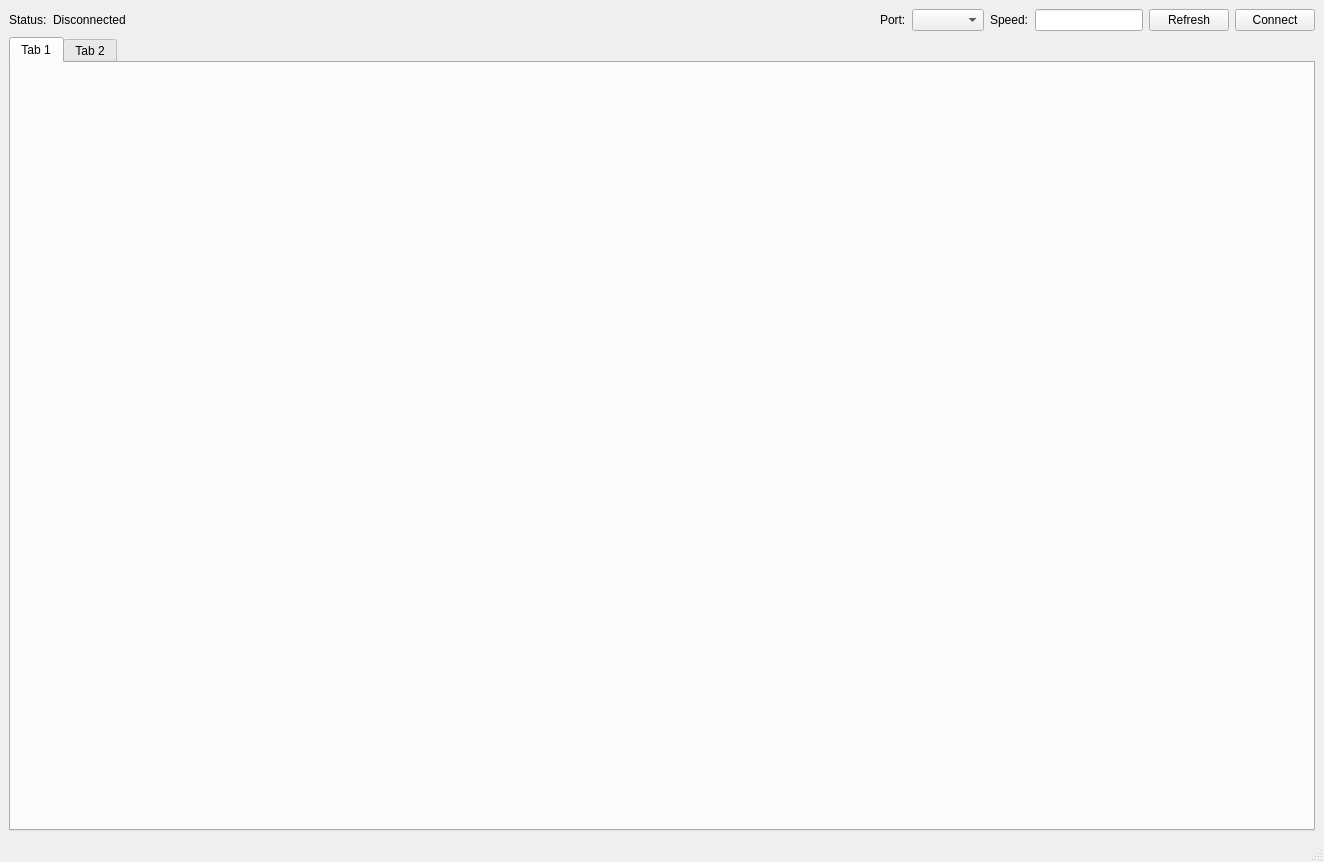
Before: the Qt Designer form Setter/setter/mainwindow.ui in baev-al/FPV, drawn with Qt 5.
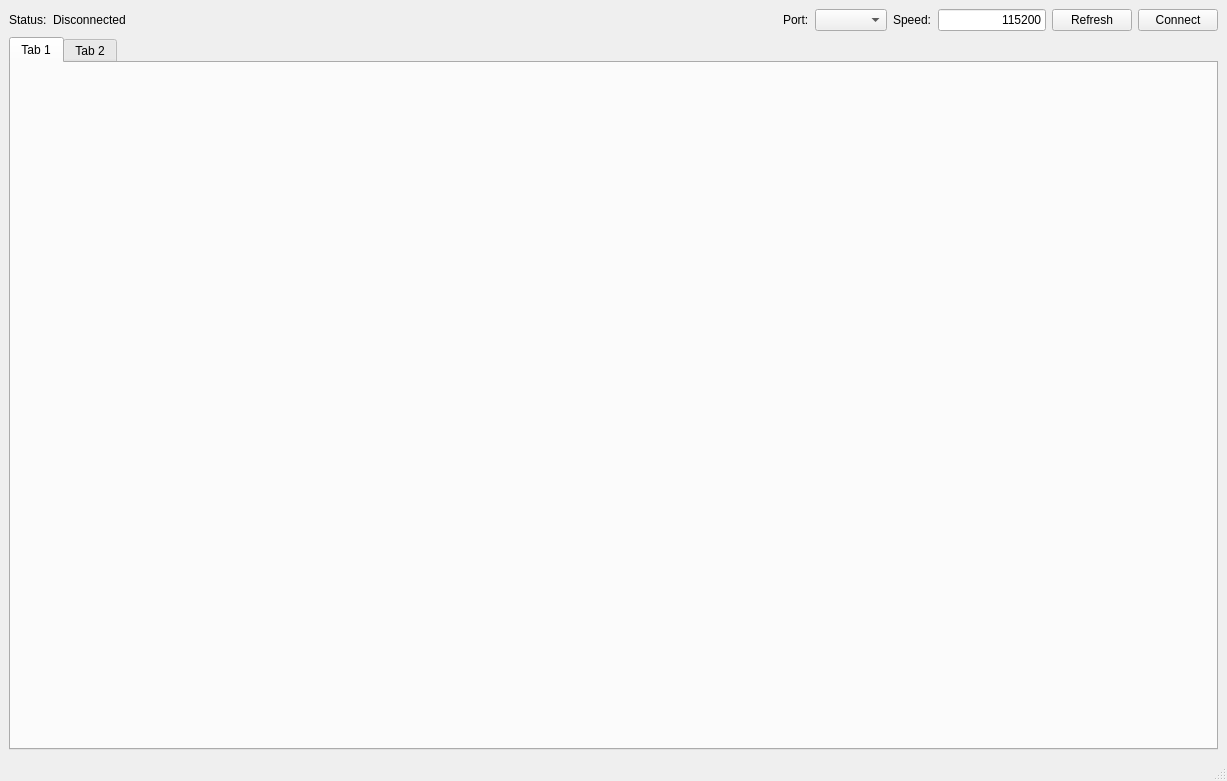
After: the same form once the commit is applied.

Commit message: SetterSettings.ini is added.

Diff of the .ui file:
```diff
--- a/Setter/setter/mainwindow.ui
+++ b/Setter/setter/mainwindow.ui
@@ -6,8 +6,8 @@
    <rect>
     <x>0</x>
     <y>0</y>
-    <width>1324</width>
-    <height>862</height>
+    <width>1227</width>
+    <height>781</height>
    </rect>
   </property>
   <property name="windowTitle">
@@ -74,12 +74,24 @@
             <verstretch>0</verstretch>
            </sizepolicy>
           </property>
+          <property name="minimumSize">
+           <size>
+            <width>0</width>
+            <height>0</height>
+           </size>
+          </property>
           <property name="baseSize">
            <size>
             <width>0</width>
             <height>0</height>
            </size>
           </property>
+          <property name="text">
+           <string>115200</string>
+          </property>
+          <property name="alignment">
+           <set>Qt::AlignRight|Qt::AlignTrailing|Qt::AlignVCenter</set>
+          </property>
          </widget>
         </item>
         <item>
```
Left out of the diff: 2 changed lines with no effect on the pictures. The commit also changes 2 other files.
